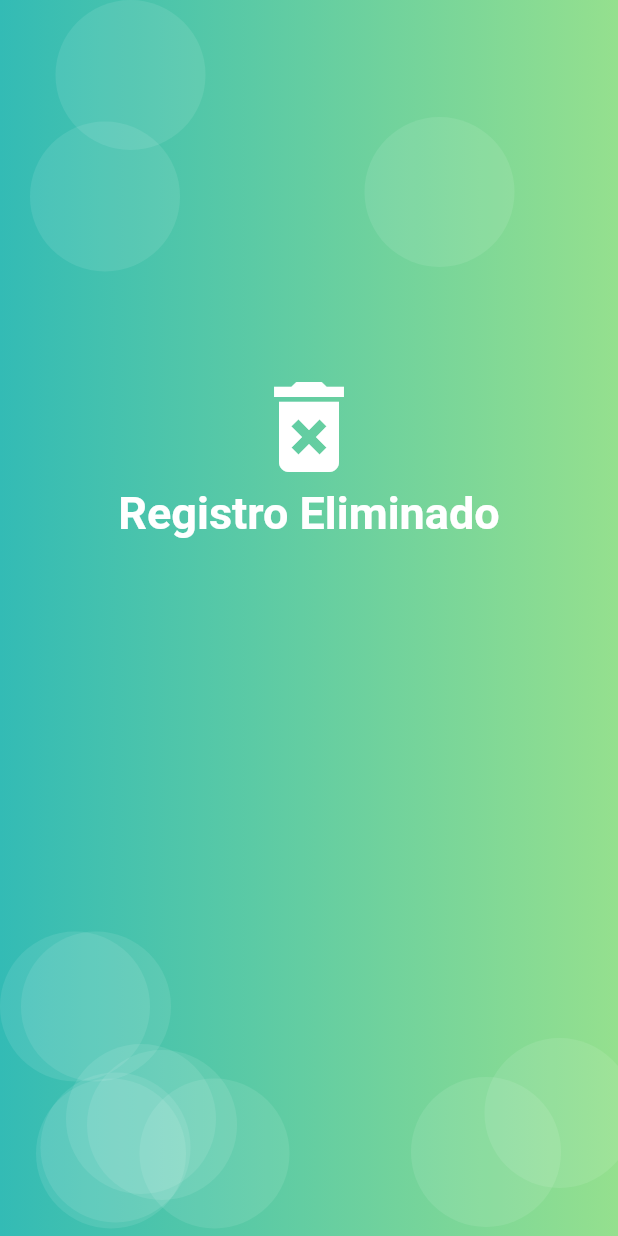
After one commit to jairist/happy-web, a Flutter app: the DeleteProveedor screen opened directly, on a phone screen of 412 x 824 dp. The commit adds this screen. Run offline on Flutter 3.47's test engine with Material 2 defaults, Android fonts, the light colour scheme and no system bars; our stand-ins replace charts_flutter, flutter_rating_bar, image_picker, rxdart, shared_preferences; missing offline and left inert: mime_type; accounts and stored records are empty; Roboto replaces fonts that are missing (HelveticaNeue); statements that could not run were skipped.

Commit message:
completando CRUD proveedores

```diff
--- a/lib/src/models/evaluacion_model.dart
+++ b/lib/src/models/evaluacion_model.dart
@@ -15,6 +15,7 @@ class EvaluacionModelo {
     double puntuacion;
     String descripcion;
     String fotoUrl;
+    String proveedor;
 
     EvaluacionModelo({
         this.id,
@@ -23,6 +24,7 @@ class EvaluacionModelo {
         this.puntuacion = 0.0,
         this.descripcion = '',
         this.fotoUrl,
+        this.proveedor = '',
     });
 
     factory EvaluacionModelo.fromJson(Map<String, dynamic> json) => EvaluacionModelo(
@@ -32,6 +34,7 @@ class EvaluacionModelo {
         puntuacion  : json["puntuacion"],
         descripcion : json["Descripcion"],
         fotoUrl     : json["fotoUrl"],
+        proveedor   : json["proveedor"]
     );
 
     Map<String, dynamic> toJson() => {
@@ -41,5 +44,6 @@ class EvaluacionModelo {
         "puntuacion": puntuacion,
         "Descripcion": descripcion,
         "fotoUrl": fotoUrl,
+        "proveedor": proveedor
     };
 }
--- a/lib/src/pages/admin_dashboard_page.dart
+++ b/lib/src/pages/admin_dashboard_page.dart
@@ -90,9 +90,11 @@ class _AdminDashboardPageState extends State<AdminDashboardPage> {
                     //colocar tabla aqui cuando este lista.
                     SizedBox(
                     height: 16,
+
                   ),
+                  Divider(),
                   loading
-                          ?tablaProveedores(
+                          ?tablaListaProveedores(
                               context,
                               proveedores,
                             )
--- /dev/null
+++ b/lib/src/pages/delete_proveedor_page.dart
@@ -0,0 +1,97 @@
+import 'dart:math';
+
+import 'package:flutter/material.dart';
+import 'package:happy/src/models/global.dart';
+import 'package:happy/src/models/proveedor.dart';
+import 'package:happy/src/provider/proveedores_provider.dart';
+import 'package:happy/src/utils/utils.dart' as utils;
+
+class DeleteProveedor extends StatefulWidget {
+  DeleteProveedor({Key key}) : super(key: key);
+
+  @override
+  _DeleteProveedorState createState() => _DeleteProveedorState();
+}
+
+class _DeleteProveedorState extends State<DeleteProveedor> {
+
+  ProveedorProvider proveedorProvider = new ProveedorProvider();
+
+
+ @override
+  void initState() async{
+    super.initState();
+    // running on the web!
+    final ProveedorModelo proveedor = ModalRoute.of(context).settings.arguments;
+    int code = await proveedorProvider.borrarProveedor(proveedor.id);
+    utils.mostrarAlerta(context, "Proveedor Eliminado codigo $code de respuesta :  ${proveedor.id}");
+    new Future.delayed(const Duration(seconds: 5), ()=> Navigator.of(context).pushNamed('home'));
+  }
+
+  @override
+  Widget build(BuildContext context) {
+
+    return Scaffold(
+      body: Container(
+        child: _crearfondo(context),
+
+      )
+    );
+  }
+
+    Widget _crearfondo(BuildContext context) {
+    final size = MediaQuery.of(context).size;
+     final randomNumber = Random();
+
+    final fondo = Container(
+      height: double.infinity,
+      width: double.infinity,
+      decoration: BoxDecoration(
+        gradient: LinearGradient(
+          colors: <Color>[
+            lightBlueIsh, lightGreen
+          ]
+        )
+      ),
+
+    );
+    final circulo = Container(
+      width: 100.0,
+      height: 100.0,
+      decoration: BoxDecoration(
+        borderRadius: BorderRadius.circular(100.0),
+        color: Color.fromRGBO(255, 255, 255, 0.09)
+      ),
+    );
+    final nombreUsuario = Container(
+      padding: EdgeInsets.only(top: 80.0),
+      child: Column(children: <Widget>[
+        SizedBox(height: size.height * 0.2, width: double.infinity,),
+        Icon(Icons.delete_forever, color: Colors.white, size: 80.0,),
+        // SizedBox(height: size.height * 0.2, width: double.infinity,),
+        Text('Registro Eliminado', style: TextStyle(color: Colors.white, fontSize: 30.0, fontWeight: FontWeight.bold),)
+      ],),
+    );
+
+    return Stack(
+      children: <Widget>[
+        fondo,
+        Positioned( top: randomNumber.nextInt(10).toDouble(), left: randomNumber.nextInt(40).toDouble(), child: circulo,),
+        Positioned( top: randomNumber.nextInt(80).toDouble(), right: randomNumber.nextInt(120).toDouble(), child: circulo,),
+        Positioned( bottom: randomNumber.nextInt(10).toDouble(), right: randomNumber.nextInt(120).toDouble(), child: circulo,),
+        Positioned( bottom: randomNumber.nextInt(110).toDouble(), right: -randomNumber.nextInt(20).toDouble(), child: circulo,),
+        Positioned( top: randomNumber.nextInt(90).toDouble(), left: randomNumber.nextInt(120).toDouble(), child: circulo,),
+        Positioned( bottom: randomNumber.nextInt(120).toDouble(), left: randomNumber.nextInt(30).toDouble(), child: circulo,),
+        Positioned( bottom: randomNumber.nextInt(120).toDouble(), left: randomNumber.nextInt(300).toDouble(), child: circulo,),
+        Positioned( bottom: randomNumber.nextInt(110).toDouble(), left: randomNumber.nextInt(40).toDouble(), child: circulo,),
+        Positioned( bottom: randomNumber.nextInt(20).toDouble(), left: randomNumber.nextInt(120).toDouble(), child: circulo,),
+        Positioned( bottom: randomNumber.nextInt(60).toDouble(), left: randomNumber.nextInt(30).toDouble(), child: circulo,),
+        Positioned( bottom: randomNumber.nextInt(40).toDouble(), left: randomNumber.nextInt(120).toDouble(), child: circulo,),
+        Positioned( bottom: randomNumber.nextInt(30).toDouble(), left: randomNumber.nextInt(120).toDouble(), child: circulo,),
+
+        nombreUsuario
+      ],
+    );
+
+  }
+}
--- a/lib/src/provider/evaluacion_provider.dart
+++ b/lib/src/provider/evaluacion_provider.dart
@@ -58,7 +58,7 @@ class EvaluacionProvider{
     print('$decodedData');
     return evaluaciones;
   }
-    Future<List<EvaluacionModelo>> cargarComentarios(String nombreServicio) async {
+    Future<List<EvaluacionModelo>> cargarComentarios(String nombreProveedor) async {
 
     final url  = '$_url/evaluaciones.json?auth=${_prefs.token}';
     final resp = await http.get(url);
@@ -73,7 +73,7 @@ class EvaluacionProvider{
       final prodTemp = EvaluacionModelo.fromJson(prod);
       prodTemp.id = id;
 
-      if(prodTemp.servicio == nombreServicio){
+      if(prodTemp.proveedor == nombreProveedor){
          evaluaciones.add( prodTemp );
       }
     });
```
Also changed, not shown: lib/src/pages/detalle_evaluaciones_proveedor_page.dart (+33 -12 lines), lib/src/provider/proveedores_provider.dart (+6 -2 lines), lib/src/utils/utils.dart (+19 -0 lines), lib/src/widgets/table_card.dart (+55 -3 lines), 1 other file.
